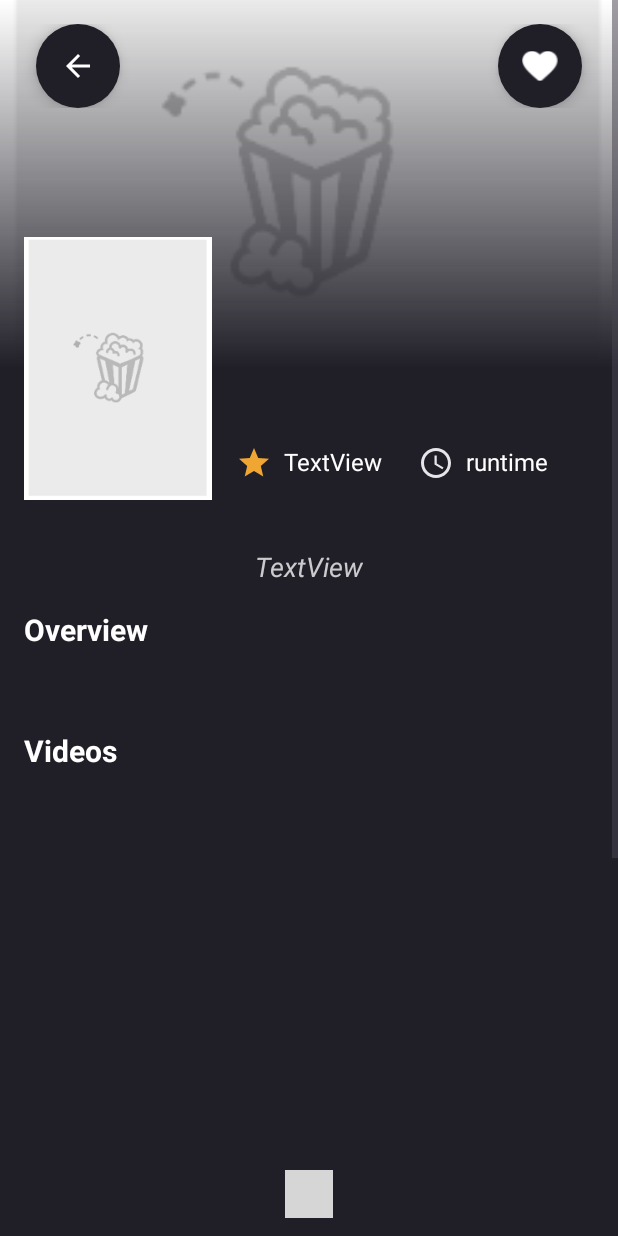
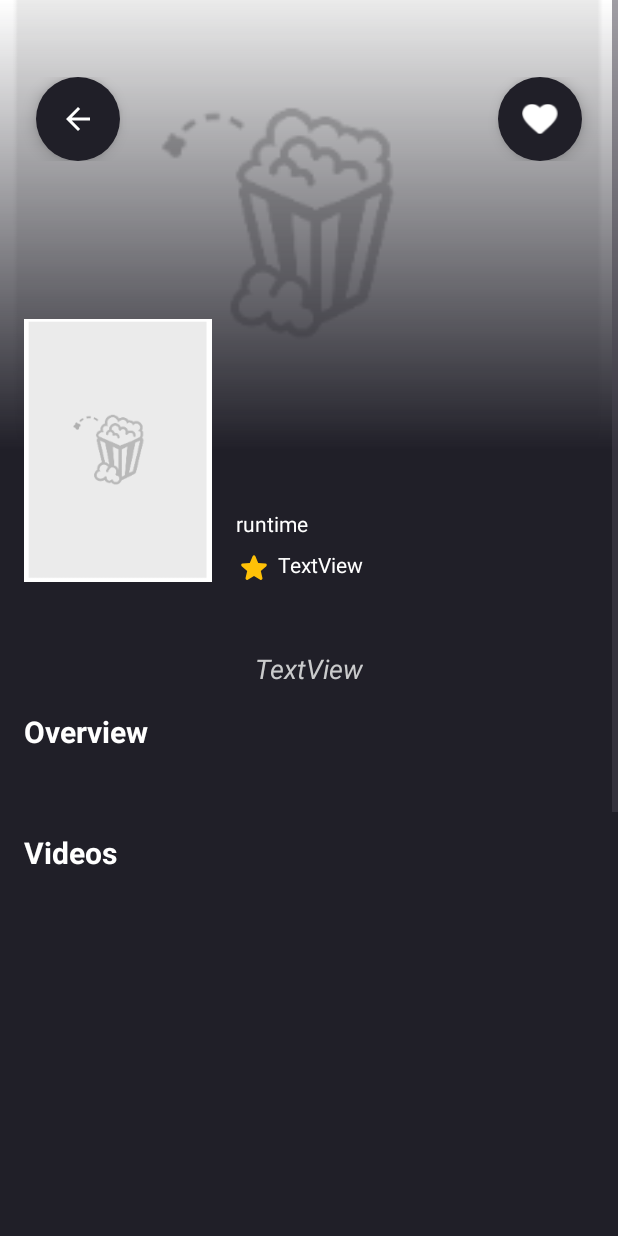
Before and after one commit to Oumayma-O/MoviesApp, an Android app: the DetailsActivity screen opened directly, with no data from a screen before it, on a phone screen of 412 x 824 dp. Run offline under Robolectric (Android 15) with nearby library versions, the phone set to English and light mode, and no system bars; our stand-ins replace RxJava; libraries missing offline, so code that uses them is left out: com.tbuonomo.viewpagerdotsindicator; plain views replace DotsIndicator; pictures from the network do not load; 5 statements that could not run were skipped; grey boxes are pictures that could not be loaded.

Commit message:
transparent status bar

```diff
--- a/app/src/main/AndroidManifest.xml
+++ b/app/src/main/AndroidManifest.xml
@@ -23,7 +23,7 @@
         <activity
             android:name=".view.MainActivity"
             android:exported="false"
-            android:windowSoftInputMode="adjustResize"/>
+            />
         <activity
             android:name=".view.OnBoardingActivity"
             android:exported="false"
--- a/app/src/main/java/com/example/a9tanya/adapters/SearchAdapter.kt
+++ b/app/src/main/java/com/example/a9tanya/adapters/SearchAdapter.kt
@@ -52,7 +52,10 @@ class SearchAdapter(private val context: Context, private val items: List<MovieD
 
         holder.titleTxt.text = movie.title
         holder.releaseDateTxt.text = movie.release_date
-        holder.ratingTxt.text=movie.vote_average.toString()
+
+        val voteAverage = movie.vote_average
+        val formattedVoteAverage = String.format("%.1f", voteAverage)
+        holder.ratingTxt.text=formattedVoteAverage
 
     }
 
--- a/app/src/main/java/com/example/a9tanya/adapters/SliderItems.kt
+++ /dev/null
@@ -1,3 +0,0 @@
-package com.example.a9tanya.adapters
-
-data class SliderItems(var image: Int)
--- a/app/src/main/java/com/example/a9tanya/view/OnBoardingActivity.kt
+++ b/app/src/main/java/com/example/a9tanya/view/OnBoardingActivity.kt
@@ -37,8 +37,6 @@ class OnBoardingActivity : AppCompatActivity() {
             finish()
         }
 
-        // hide the action bar
-        supportActionBar?.hide()
 
         // init views
         btnNext = findViewById(R.id.btn_next)
--- a/app/src/main/res/drawable/baseline_star_24.xml
+++ b/app/src/main/res/drawable/baseline_star_24.xml
@@ -1,5 +1,5 @@
-<vector android:height="24dp" android:tint="#EFA632"
-    android:viewportHeight="24" android:viewportWidth="24"
-    android:width="24dp" xmlns:android="http://schemas.android.com/apk/res/android">
+<vector android:height="16dp" android:tint="#EFA632"
+    android:viewportHeight="16" android:viewportWidth="16"
+    android:width="16dp" xmlns:android="http://schemas.android.com/apk/res/android">
     <path android:fillColor="@android:color/white" android:pathData="M12,17.27L18.18,21l-1.64,-7.03L22,9.24l-7.19,-0.61L12,2 9.19,8.63 2,9.24l5.46,4.73L5.82,21z"/>
 </vector>
--- /dev/null
+++ b/app/src/main/res/drawable/ic_star.xml
@@ -0,0 +1,10 @@
+<vector xmlns:android="http://schemas.android.com/apk/res/android"
+    android:width="24dp"
+    android:height="24dp"
+    android:tint="#FFC107"
+    android:viewportWidth="24"
+    android:viewportHeight="24">
+    <path
+        android:fillColor="@android:color/white"
+        android:pathData="M12,17.27l4.15,2.51c0.76,0.46 1.69,-0.22 1.49,-1.08l-1.1,-4.72l3.67,-3.18c0.67,-0.58 0.31,-1.68 -0.57,-1.75l-4.83,-0.41l-1.89,-4.46c-0.34,-0.81 -1.5,-0.81 -1.84,0L9.19,8.63L4.36,9.04c-0.88,0.07 -1.24,1.17 -0.57,1.75l3.67,3.18l-1.1,4.72c-0.2,0.86 0.73,1.54 1.49,1.08L12,17.27z" />
+</vector>
--- a/app/src/main/res/layout/activity_details.xml
+++ b/app/src/main/res/layout/activity_details.xml
@@ -15,7 +15,7 @@
         <ImageView
             android:id="@+id/detail_movie_cover"
             android:layout_width="0dp"
-            android:layout_height="245dp"
+            android:layout_height="300dp"
             android:scaleType="centerCrop"
             app:layout_constraintEnd_toEndOf="parent"
             app:layout_constraintStart_toStartOf="parent"
@@ -35,28 +35,29 @@
         <LinearLayout
             android:layout_width="match_parent"
             android:layout_height="wrap_content"
+            android:layout_marginTop="35dp"
+            android:orientation="horizontal"
+            android:paddingStart="@dimen/margin_8"
+            android:paddingTop="@dimen/margin_16"
+            android:paddingEnd="@dimen/margin_8"
+            android:paddingBottom="@dimen/margin_8"
             app:layout_constraintEnd_toEndOf="parent"
             app:layout_constraintStart_toStartOf="parent"
-            app:layout_constraintTop_toTopOf="parent"
-            android:paddingTop="@dimen/margin_16"
-            android:paddingStart="@dimen/margin_8"
-            android:paddingEnd="@dimen/margin_8"
-            android:paddingBottom="@dimen/margin_8"
-            android:orientation="horizontal">
+            app:layout_constraintTop_toTopOf="parent">
 
             <com.google.android.material.floatingactionbutton.FloatingActionButton
                 android:id="@+id/back"
-                app:layout_constraintTop_toTopOf="parent"
-                app:layout_constraintStart_toStartOf="parent"
                 android:layout_width="wrap_content"
                 android:layout_height="wrap_content"
                 android:layout_marginStart="16dp"
                 android:backgroundTint="@color/background"
-                app:shapeAppearanceOverlay="@style/RoundedEdges"
                 android:clickable="true"
                 android:src="@drawable/arrow_back"
                 app:fabSize="mini"
-                app:tint="@android:color/white"/>
+                app:layout_constraintStart_toStartOf="parent"
+                app:layout_constraintTop_toTopOf="parent"
+                app:shapeAppearanceOverlay="@style/RoundedEdges"
+                app:tint="@android:color/white" />
 
             <Space
                 android:layout_width="0dp"
@@ -65,20 +66,19 @@
 
             <com.google.android.material.floatingactionbutton.FloatingActionButton
                 android:id="@+id/fav"
-                app:layout_constraintTop_toTopOf="parent"
-                app:layout_constraintEnd_toEndOf="parent"
                 android:layout_width="wrap_content"
                 android:layout_height="wrap_content"
                 android:layout_marginEnd="16dp"
                 android:backgroundTint="@color/background"
-                app:shapeAppearanceOverlay="@style/RoundedEdges"
                 android:clickable="true"
                 android:src="@drawable/fav"
                 app:fabSize="mini"
+                app:layout_constraintEnd_toEndOf="parent"
+                app:layout_constraintTop_toTopOf="parent"
+                app:shapeAppearanceOverlay="@style/RoundedEdges"
                 app:tint="@android:color/white" />
 
         </LinearLayout>
-
 
 
         <ImageView
@@ -86,7 +86,6 @@
             android:layout_width="125dp"
             android:layout_height="175dp"
             android:layout_marginStart="16dp"
-            android:layout_marginLeft="16dp"
             android:scaleType="centerCrop"
             android:transitionName="sharedName"
             app:layout_constraintBottom_toBottomOf="@+id/detail_movie_cover"
@@ -113,55 +112,58 @@
             android:id="@+id/release_date"
             android:layout_width="0dp"
             android:layout_height="wrap_content"
+            android:layout_marginStart="16dp"
+            android:layout_marginTop="16dp"
             android:text=""
-            android:textColor="@color/white"
+            android:textColor="@color/lightGrey"
             android:textSize="14sp"
-            android:layout_marginStart="16dp"
-            android:layout_marginLeft="16dp"
-            android:layout_marginTop="16dp"
-            android:layout_marginEnd="16dp"
-            android:layout_marginRight="16dp"
-            android:layout_marginBottom="@dimen/margin_16"
 
-            app:layout_constraintEnd_toEndOf="parent"
+            app:layout_constraintEnd_toEndOf="@+id/detail_movie_title"
             app:layout_constraintStart_toEndOf="@+id/detail_movie_img"
             app:layout_constraintTop_toBottomOf="@+id/detail_movie_cover" />
 
 
-        <LinearLayout
+        <TextView
+            android:id="@+id/rating"
             android:layout_width="wrap_content"
             android:layout_height="wrap_content"
-            android:orientation="horizontal"
+            android:layout_gravity="center_vertical"
+            android:layout_marginTop="8dp"
+            android:drawablePadding="4dp"
+            android:text="TextView"
+            android:textColor="@color/colorPrimary"
+            android:textSize="14sp"
+            app:drawableStartCompat="@drawable/ic_star"
+            app:layout_constraintEnd_toEndOf="@+id/detail_movie_title"
+            app:layout_constraintHorizontal_bias="0.0"
+            app:layout_constraintStart_toStartOf="@+id/detail_movie_title"
+            app:layout_constraintTop_toBottomOf="@+id/runtime" />
+
+        <TextView
+            android:id="@+id/runtime"
+            android:layout_width="0dp"
+            android:layout_height="wrap_content"
+            android:layout_gravity="center_vertical"
+            android:layout_marginTop="4dp"
+            android:layout_weight="1"
+            android:text="runtime"
+            android:textColor="@color/colorPrimary"
+            android:textSize="14sp"
+            app:layout_constraintEnd_toEndOf="parent"
+            app:layout_constraintStart_toStartOf="@+id/detail_movie_title"
+            app:layout_constraintTop_toBottomOf="@+id/release_date" />
+
+        <LinearLayout
+            android:id="@+id/linearLayout"
+            android:layout_width="wrap_content"
+            android:layout_height="wrap_content"
+            android:layout_marginTop="@dimen/margin_8"
+            android:orientation="vertical"
             app:layout_constraintEnd_toEndOf="@id/detail_movie_title"
             app:layout_constraintHorizontal_bias="0.0"
             app:layout_constraintStart_toStartOf="@+id/detail_movie_title"
-            android:layout_marginTop="@dimen/margin_16"
             app:layout_constraintTop_toBottomOf="@id/release_date">
 
-            <TextView
-                android:id="@+id/rating"
-                android:layout_width="wrap_content"
-                android:layout_height="wrap_content"
-                android:drawableStart="@drawable/baseline_star_24"
-                android:drawablePadding="@dimen/margin_8"
-                android:text="TextView"
-                android:textSize="16sp"
-                android:textColor="@color/white"
-                android:paddingEnd="@dimen/margin_8"
-                android:layout_gravity="center_vertical" />
-
-            <TextView
-                android:paddingStart="@dimen/margin_16"
-                android:id="@+id/runtime"
-                android:layout_width="wrap_content"
-                android:layout_height="wrap_content"
-                android:layout_weight="1"
-                android:textSize="16sp"
-                android:drawablePadding="@dimen/margin_8"
-                android:textColor="@color/white"
-                android:drawableStart="@drawable/baseline_access_time_24"
-                android:text="runtime"
-                android:layout_gravity="center_vertical" />
         </LinearLayout>
 
 
@@ -170,7 +172,7 @@
             android:layout_width="match_parent"
             android:layout_height="wrap_content"
             android:layout_marginStart="16dp"
-            android:layout_marginTop="@dimen/margin_16"
+            android:layout_marginTop="25dp"
             app:layout_constraintEnd_toEndOf="parent"
             app:layout_constraintStart_toStartOf="parent"
             app:layout_constraintTop_toBottomOf="@id/detail_movie_img">
@@ -192,7 +194,7 @@
             android:layout_width="0dp"
             android:layout_height="wrap_content"
             android:layout_marginStart="16dp"
-            android:layout_marginTop="16dp"
+            android:layout_marginTop="20dp"
             android:layout_marginEnd="16dp"
             android:text="TextView"
             android:textAlignment="viewStart"
@@ -290,9 +292,9 @@
                 android:layout_marginTop="@dimen/margin_8"
                 app:dotsColor="@color/lightGrey"
                 app:dotsCornerRadius="8dp"
-                app:dotsSize="8dp"
-                app:dotsSpacing="3dp"
-                app:dotsWidthFactor="2"
+                app:dotsSize="6dp"
+                app:dotsSpacing="2.5dp"
+                app:dotsWidthFactor="1.75"
                 app:layout_constraintEnd_toEndOf="parent"
                 app:layout_constraintStart_toStartOf="parent"
                 app:layout_constraintTop_toBottomOf="@id/videosViewPager"
@@ -355,13 +357,13 @@
             android:id="@+id/EmptyListSimilair"
             android:layout_width="wrap_content"
             android:layout_height="wrap_content"
+            android:padding="20dp"
             android:text="No results available"
-            tools:layout_editor_absoluteY="98dp"
+            android:textAlignment="center"
+            android:visibility="gone"
             app:layout_constraintEnd_toEndOf="parent"
             app:layout_constraintStart_toStartOf="parent"
-            app:layout_constraintTop_toBottomOf="@id/similairMovies"
-            android:textAlignment="center"
-            android:visibility="gone"/>
+            app:layout_constraintTop_toBottomOf="@id/similairMovies" />
 
         <androidx.constraintlayout.widget.ConstraintLayout
             android:id="@+id/constraintLayout3"
--- a/app/src/main/res/layout/activity_on_boarding.xml
+++ b/app/src/main/res/layout/activity_on_boarding.xml
@@ -11,12 +11,12 @@
         android:id="@+id/screen_viewpager"
         android:layout_width="0dp"
         android:layout_height="0dp"
+        android:layout_marginTop="32dp"
         app:layout_constraintBottom_toTopOf="@+id/guideline"
         app:layout_constraintEnd_toEndOf="parent"
         app:layout_constraintStart_toStartOf="parent"
         app:layout_constraintTop_toTopOf="parent"
-        app:layout_constraintVertical_bias="1.0"
-       />
+        app:layout_constraintVertical_bias="1.0" />
 
     <androidx.constraintlayout.widget.Guideline
         android:id="@+id/guideline"
--- a/app/src/main/res/layout/activity_splash_screen.xml
+++ b/app/src/main/res/layout/activity_splash_screen.xml
@@ -11,7 +11,7 @@
     <ImageView
         android:id="@+id/splashImg"
         android:layout_width="wrap_content"
-        android:layout_height="900dp"
+        android:layout_height="1000dp"
         android:scaleType="centerCrop"
         app:layout_constraintBottom_toBottomOf="parent"
         app:layout_constraintEnd_toEndOf="parent"
--- a/app/src/main/res/layout/search_item_layout.xml
+++ b/app/src/main/res/layout/search_item_layout.xml
@@ -40,7 +40,7 @@
             android:layout_width="0dp"
             android:layout_height="wrap_content"
             android:layout_marginStart="12dp"
-            android:layout_marginTop="12dp"
+            android:layout_marginTop="20dp"
             android:layout_marginEnd="12dp"
             android:gravity="left"
             android:inputType="textMultiLine"
@@ -72,7 +72,7 @@
             android:layout_gravity="center_vertical"
             android:layout_marginStart="12dp"
             android:layout_marginTop="12dp"
-            android:drawableStart="@drawable/baseline_star_24"
+            android:drawableStart="@drawable/ic_star"
             android:drawablePadding="@dimen/margin_8"
             android:paddingEnd="@dimen/margin_8"
             android:text="TextView"
--- a/app/src/main/res/layout/view_holder_category.xml
+++ b/app/src/main/res/layout/view_holder_category.xml
@@ -3,7 +3,7 @@
     xmlns:app="http://schemas.android.com/apk/res-auto"
     android:layout_width="wrap_content"
     android:layout_height="wrap_content"
-    android:padding="8dp">
+    android:padding="5dp">
 
     <TextView
         android:id="@+id/genre_name"
--- a/app/src/main/res/values/colors.xml
+++ b/app/src/main/res/values/colors.xml
@@ -10,7 +10,7 @@
     <color name="white">#FFFFFFFF</color>
     <color name="colorAccent">@color/main</color>
 
-    <color name="colorPrimary">#201f28</color>
+    <color name="colorPrimary">#FFFFFF</color>
 
     <color name="mainTransparent">#50ffaf2e</color>
     <color name="main">#ffaf2e</color>
--- a/app/src/main/res/values/themes.xml
+++ b/app/src/main/res/values/themes.xml
@@ -6,8 +6,17 @@
 
         <item name="android:windowContentTransitions">true</item>
 
-        <item name="android:statusBarColor">@color/background</item>
+        <item name="android:windowContentOverlay">@null</item>
+        <item name="android:windowTranslucentStatus">true</item>
+        <item name="android:windowDrawsSystemBarBackgrounds">true</item>
+        <item name="android:statusBarColor">@android:color/transparent</item>
+        <item name="android:windowBackground">@android:color/transparent</item>
+
+        <item name="android:editTextColor">@color/lightGrey</item>
+        <item name="android:textColorHint">#91969B</item>
     </style>
+
+
 
     <style name="Widget.MaterialComponents.Button.TextButton.OnBoardTextButton"
         parent="Widget.MaterialComponents.Button.TextButton">
@@ -22,7 +31,8 @@
     </style>
 
     <style name="AppTheme.FullScreen" parent="Theme.AppCompat.Light.NoActionBar">
-        <item name="android:windowFullscreen">true</item>
+        <item name="android:windowTranslucentStatus">true</item>
+        <item name="android:windowBackground">@android:color/transparent</item>
     </style>
 
     <style name="RoundedEdges" parent="">
```
Also changed, not shown: app/src/main/java/com/example/a9tanya/adapters/SliderAdapter.kt (+7 -3 lines), app/src/main/java/com/example/a9tanya/view/DetailsActivity.kt (+25 -3 lines), app/src/main/java/com/example/a9tanya/view/MainActivity.kt (+10 -13 lines), app/src/main/res/layout/activity_main.xml (+8 -3 lines), app/src/main/res/layout/activity_search.xml (+17 -19 lines), app/src/main/res/layout/actor_card_layout.xml (+5 -5 lines).
